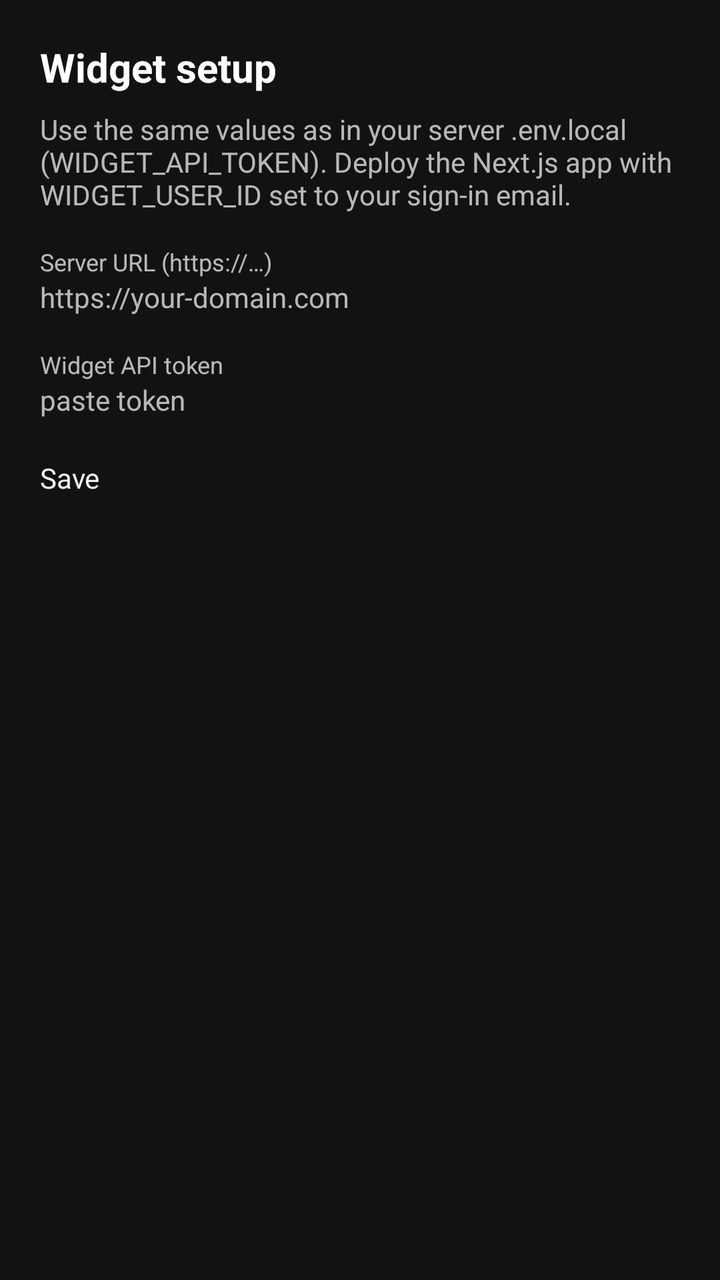
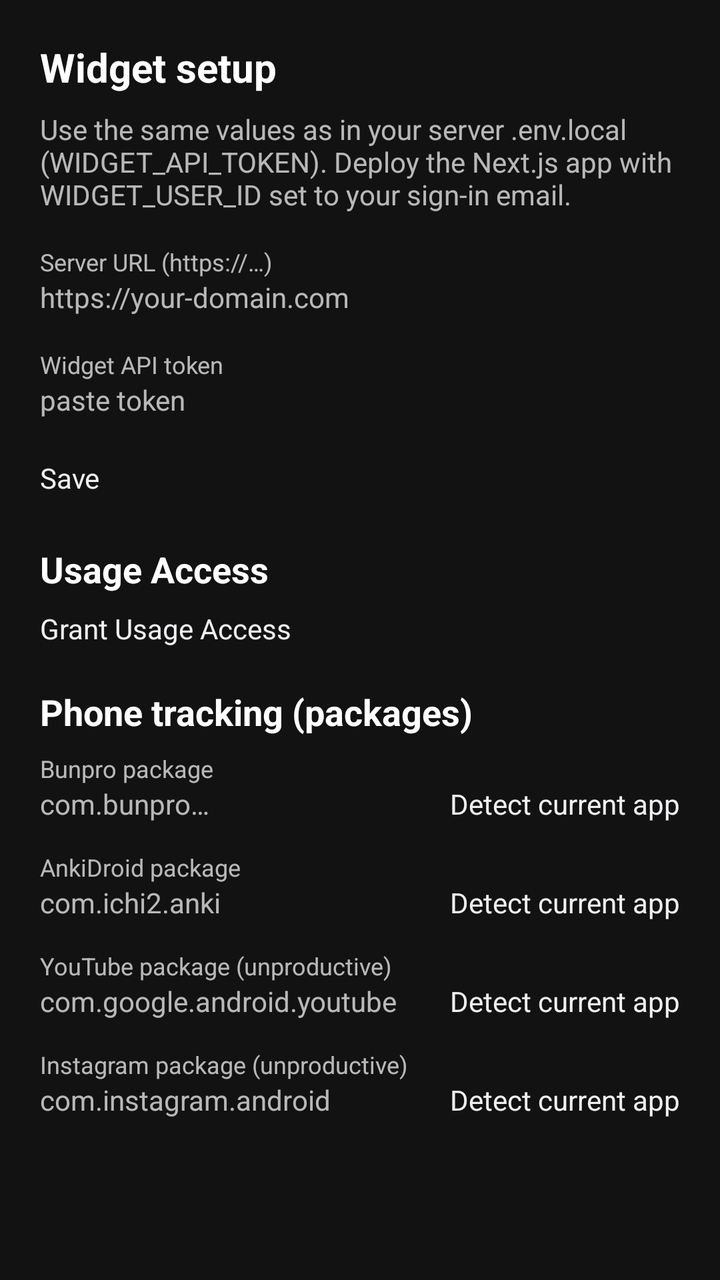

The first picture is an Android layout as it rendered before a commit; the second is the same layout after the commit. The layout source and the unified diff follow.
<!-- AndroidManifest.xml: activity theme Theme.SaemiGoalsWidget.Configure -->
<!-- res/layout/activity_configure.xml -->
<?xml version="1.0" encoding="utf-8"?>
<ScrollView xmlns:android="http://schemas.android.com/apk/res/android"
    android:layout_width="match_parent"
    android:layout_height="match_parent"
    android:fillViewport="true"
    android:padding="20dp">

    <LinearLayout
        android:layout_width="match_parent"
        android:layout_height="wrap_content"
        android:orientation="vertical">

        <TextView
            android:layout_width="match_parent"
            android:layout_height="wrap_content"
            android:paddingBottom="8dp"
            android:text="@string/configure_title"
            android:textColor="@color/widget_text"
            android:textSize="20sp"
            android:textStyle="bold" />

        <TextView
            android:layout_width="match_parent"
            android:layout_height="wrap_content"
            android:paddingBottom="16dp"
            android:text="Use the same values as in your server .env.local (WIDGET_API_TOKEN). Deploy the Next.js app with WIDGET_USER_ID set to your sign-in email."
            android:textColor="@color/widget_muted"
            android:textSize="14sp" />

        <TextView
            android:layout_width="match_parent"
            android:layout_height="wrap_content"
            android:labelFor="@id/edit_base_url"
            android:text="@string/base_url_hint"
            android:textColor="@color/widget_muted"
            android:textSize="12sp" />

        <EditText
            android:id="@+id/edit_base_url"
            android:layout_width="match_parent"
            android:layout_height="wrap_content"
            android:layout_marginBottom="16dp"
            android:hint="https://your-domain.com"
            android:inputType="textUri"
            android:textColor="@color/widget_text"
            android:textColorHint="@color/widget_muted" />

        <TextView
            android:layout_width="match_parent"
            android:layout_height="wrap_content"
            android:labelFor="@id/edit_token"
            android:text="@string/token_hint"
            android:textColor="@color/widget_muted"
            android:textSize="12sp" />

        <EditText
            android:id="@+id/edit_token"
            android:layout_width="match_parent"
            android:layout_height="wrap_content"
            android:layout_marginBottom="20dp"
            android:hint="paste token"
            android:importantForAutofill="no"
            android:inputType="textPassword|textVisiblePassword"
            android:textColor="@color/widget_text"
            android:textColorHint="@color/widget_muted" />

        <Button
            android:id="@+id/btn_save"
            android:layout_width="match_parent"
            android:layout_height="wrap_content"
            android:text="@string/save" />
    </LinearLayout>
</ScrollView>
<!-- resources referenced by this layout -->
<resources>
  <color name="widget_muted">#B3FFFFFF</color>
  <color name="widget_text">#FFFFFFFF</color>
  <string name="base_url_hint">Server URL (https://…)</string>
  <string name="configure_title">Widget setup</string>
  <string name="save">Save</string>
  <string name="token_hint">Widget API token</string>
  <style name="Theme.SaemiGoalsWidget.Configure" parent="Theme.SaemiGoalsWidget" />
  <style name="Theme.SaemiGoalsWidget" parent="android:Theme.DeviceDefault.NoActionBar">
          <item name="android:statusBarColor">@color/configure_bg</item>
          <item name="android:navigationBarColor">@color/configure_bg</item>
          <item name="android:windowBackground">@color/configure_bg</item>
      </style>
  <color name="configure_bg">#FF121212</color>
</resources>

<!-- the commit's change to res/layout/activity_configure.xml (unified diff, before → after) -->
@@ -69,5 +69,155 @@
             android:layout_width="match_parent"
             android:layout_height="wrap_content"
             android:text="@string/save" />
+
+        <TextView
+            android:layout_width="match_parent"
+            android:layout_height="wrap_content"
+            android:layout_marginTop="24dp"
+            android:paddingBottom="8dp"
+            android:text="@string/usage_access"
+            android:textColor="@color/widget_text"
+            android:textSize="18sp"
+            android:textStyle="bold" />
+
+        <Button
+            android:id="@+id/btn_usage_access"
+            android:layout_width="match_parent"
+            android:layout_height="wrap_content"
+            android:text="@string/grant_usage_access" />
+
+        <TextView
+            android:layout_width="match_parent"
+            android:layout_height="wrap_content"
+            android:layout_marginTop="20dp"
+            android:paddingBottom="8dp"
+            android:text="@string/packages_title"
+            android:textColor="@color/widget_text"
+            android:textSize="18sp"
+            android:textStyle="bold" />
+
+        <TextView
+            android:layout_width="match_parent"
+            android:layout_height="wrap_content"
+            android:labelFor="@id/edit_bunpro_pkg"
+            android:text="@string/bunpro_pkg"
+            android:textColor="@color/widget_muted"
+            android:textSize="12sp" />
+
+        <LinearLayout
+            android:layout_width="match_parent"
+            android:layout_height="wrap_content"
+            android:layout_marginBottom="14dp"
+            android:orientation="horizontal">
+
+            <EditText
+                android:id="@+id/edit_bunpro_pkg"
+                android:layout_width="0dp"
+                android:layout_height="wrap_content"
+                android:layout_weight="1"
+                android:hint="com.bunpro…"
+                android:inputType="text"
+                android:textColor="@color/widget_text"
+                android:textColorHint="@color/widget_muted" />
+
+            <Button
+                android:id="@+id/btn_detect_bunpro"
+                android:layout_width="wrap_content"
+                android:layout_height="wrap_content"
+                android:text="@string/detect_current_app" />
+        </LinearLayout>
+
+        <TextView
+            android:layout_width="match_parent"
+            android:layout_height="wrap_content"
+            android:labelFor="@id/edit_anki_pkg"
+            android:text="@string/anki_pkg"
+            android:textColor="@color/widget_muted"
+            android:textSize="12sp" />
+
+        <LinearLayout
+            android:layout_width="match_parent"
+            android:layout_height="wrap_content"
+            android:layout_marginBottom="14dp"
+            android:orientation="horizontal">
+
+            <EditText
+                android:id="@+id/edit_anki_pkg"
+                android:layout_width="0dp"
+                android:layout_height="wrap_content"
+                android:layout_weight="1"
+                android:hint="com.ichi2.anki"
+                android:inputType="text"
+                android:textColor="@color/widget_text"
+                android:textColorHint="@color/widget_muted" />
+
+            <Button
+                android:id="@+id/btn_detect_anki"
+                android:layout_width="wrap_content"
+                android:layout_height="wrap_content"
+                android:text="@string/detect_current_app" />
+        </LinearLayout>
+
+        <TextView
+            android:layout_width="match_parent"
+            android:layout_height="wrap_content"
+            android:labelFor="@id/edit_youtube_pkg"
+            android:text="@string/youtube_pkg"
+            android:textColor="@color/widget_muted"
+            android:textSize="12sp" />
+
+        <LinearLayout
+            android:layout_width="match_parent"
+            android:layout_height="wrap_content"
+            android:layout_marginBottom="14dp"
+            android:orientation="horizontal">
+
+            <EditText
+                android:id="@+id/edit_youtube_pkg"
+                android:layout_width="0dp"
+                android:layout_height="wrap_content"
+                android:layout_weight="1"
+                android:hint="com.google.android.youtube"
+                android:inputType="text"
+                android:textColor="@color/widget_text"
+                android:textColorHint="@color/widget_muted" />
+
+            <Button
+                android:id="@+id/btn_detect_youtube"
+                android:layout_width="wrap_content"
+                android:layout_height="wrap_content"
+                android:text="@string/detect_current_app" />
+        </LinearLayout>
+
+        <TextView
+            android:layout_width="match_parent"
+            android:layout_height="wrap_content"
+            android:labelFor="@id/edit_instagram_pkg"
+            android:text="@string/instagram_pkg"
+            android:textColor="@color/widget_muted"
+            android:textSize="12sp" />
+
+        <LinearLayout
+            android:layout_width="match_parent"
+            android:layout_height="wrap_content"
+            android:layout_marginBottom="22dp"
+            android:orientation="horizontal">
+
+            <EditText
+                android:id="@+id/edit_instagram_pkg"
+                android:layout_width="0dp"
+                android:layout_height="wrap_content"
+                android:layout_weight="1"
+                android:hint="com.instagram.android"
+                android:inputType="text"
+                android:textColor="@color/widget_text"
+                android:textColorHint="@color/widget_muted" />
+
+            <Button
+                android:id="@+id/btn_detect_instagram"
+                android:layout_width="wrap_content"
+                android:layout_height="wrap_content"
+                android:text="@string/detect_current_app" />
+        </LinearLayout>
     </LinearLayout>
 </ScrollView>
<!-- resource entries referenced after the edit -->
@@ -2,10 +2,18 @@
 <resources>
   <color name="widget_muted">#B3FFFFFF</color>
   <color name="widget_text">#FFFFFFFF</color>
+  <string name="anki_pkg">AnkiDroid package</string>
   <string name="base_url_hint">Server URL (https://…)</string>
+  <string name="bunpro_pkg">Bunpro package</string>
   <string name="configure_title">Widget setup</string>
+  <string name="detect_current_app">Detect current app</string>
+  <string name="grant_usage_access">Grant Usage Access</string>
+  <string name="instagram_pkg">Instagram package (unproductive)</string>
+  <string name="packages_title">Phone tracking (packages)</string>
   <string name="save">Save</string>
   <string name="token_hint">Widget API token</string>
+  <string name="usage_access">Usage Access</string>
+  <string name="youtube_pkg">YouTube package (unproductive)</string>
   <style name="Theme.SaemiGoalsWidget.Configure" parent="Theme.SaemiGoalsWidget" />
   <style name="Theme.SaemiGoalsWidget" parent="android:Theme.DeviceDefault.NoActionBar">
           <item name="android:statusBarColor">@color/configure_bg</item>
